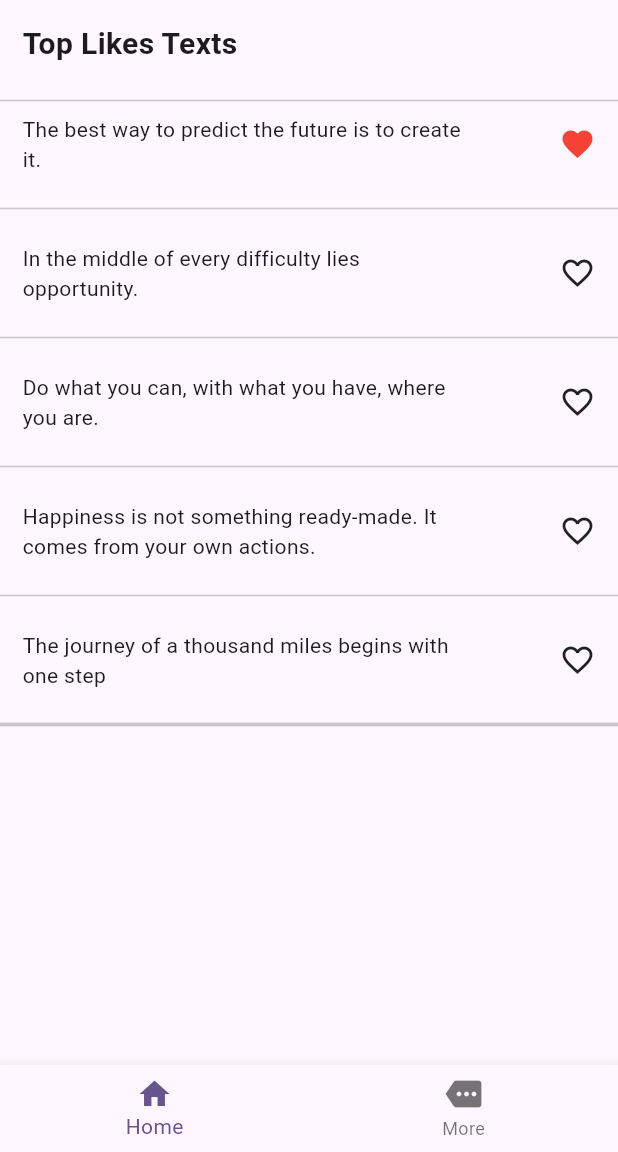
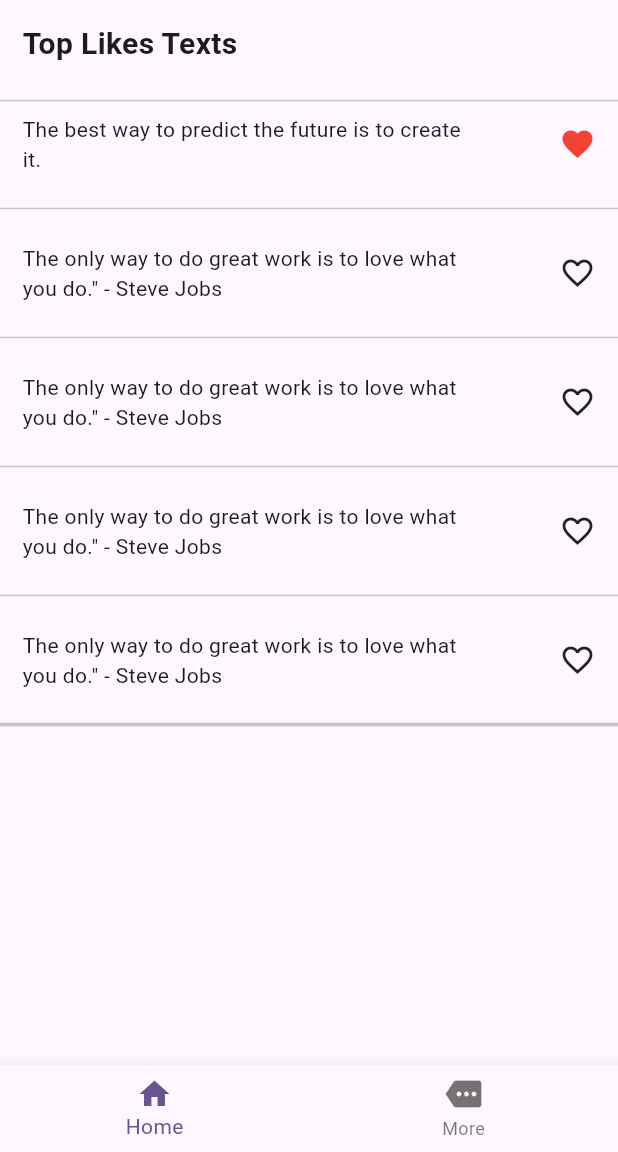
Before and after one commit to islamrabi3/itargs, a Flutter app: the screen it shows after launch, scrolled down 361 dp, after a tap on the "favorite outline" icon, on a phone screen of 412 x 824 dp, the part 84-1236 px from its top. Run offline on Flutter 3.47's test engine with Material 2 defaults, Android fonts, the phone set to English and light mode, and no system bars; our stand-ins replace flutter_bloc.

Commit message:
New featured Added

```diff
--- a/lib/models/top_likes.dart
+++ b/lib/models/top_likes.dart
@@ -5,18 +5,18 @@ class TopLikesText {
 
   bool? isLiked ;
 
-  TopLikesText ({ required this.textSample ,this.isLiked });
+  TopLikesText ({ required this.textSample ,this.isLiked});
 }
 
 
 var DUMMY_TOPLIKES = [
-  TopLikesText(textSample: 'The only way to do great work is to love what you do." - Steve Jobs',),
-  TopLikesText(textSample: 'In three words I can sum up everything I have learned about life: it goes on',),
-  TopLikesText(textSample: 'Success is not final, failure is not fatal: It is the courage to continue that counts',),
-  TopLikesText(textSample: 'The only limit to our realization of tomorrow will be our doubts of today.', ),
-  TopLikesText(textSample: 'The best way to predict the future is to create it.', ),
-  TopLikesText(textSample: 'In the middle of every difficulty lies opportunity.', ),
-  TopLikesText(textSample: 'Do what you can, with what you have, where you are.', ),
-  TopLikesText(textSample: 'Happiness is not something ready-made. It comes from your own actions.',),
-  TopLikesText(textSample: 'The journey of a thousand miles begins with one step',),
+  TopLikesText(textSample: 'The only way to do great work is to love what you do." - Steve Jobs', isLiked: false),
+  TopLikesText(textSample: 'In three words I can sum up everything I have learned about life: it goes on', isLiked: false),
+  TopLikesText(textSample: 'Success is not final, failure is not fatal: It is the courage to continue that counts', isLiked: false),
+  TopLikesText(textSample: 'The only limit to our realization of tomorrow will be our doubts of today.', isLiked: false),
+  TopLikesText(textSample: 'The best way to predict the future is to create it.', isLiked: false),
+  TopLikesText(textSample: 'The only way to do great work is to love what you do." - Steve Jobs', isLiked: false),
+  TopLikesText(textSample: 'The only way to do great work is to love what you do." - Steve Jobs', isLiked: false),
+  TopLikesText(textSample: 'The only way to do great work is to love what you do." - Steve Jobs', isLiked: false),
+  TopLikesText(textSample: 'The only way to do great work is to love what you do." - Steve Jobs', isLiked: false),
 ];
--- a/lib/view/home/home_screen.dart
+++ b/lib/view/home/home_screen.dart
@@ -48,7 +48,7 @@ class HomeScreen extends StatelessWidget {
                                   cubit.whenLikePressed(
                                       index);
                                 },
-                                child: DUMMY_TOPLIKES[index].isLiked == true
+                                child: DUMMY_TOPLIKES[index].isLiked!
                                     ? const Icon(
                                         Icons.favorite,
                                         color: Colors.red,
--- a/lib/viewModel/cubit/app_cubit.dart
+++ b/lib/viewModel/cubit/app_cubit.dart
@@ -12,8 +12,7 @@ class AppCubit extends Cubit<AppState> {
   bool isLiked = false;
 
   whenLikePressed(index) {
-    isLiked = !isLiked;
-    DUMMY_TOPLIKES[index].isLiked = isLiked;
+    DUMMY_TOPLIKES[index].isLiked = !DUMMY_TOPLIKES[index].isLiked!;
     print(DUMMY_TOPLIKES[index].isLiked!);
     emit(LikeBtnPressed());
   }
```
